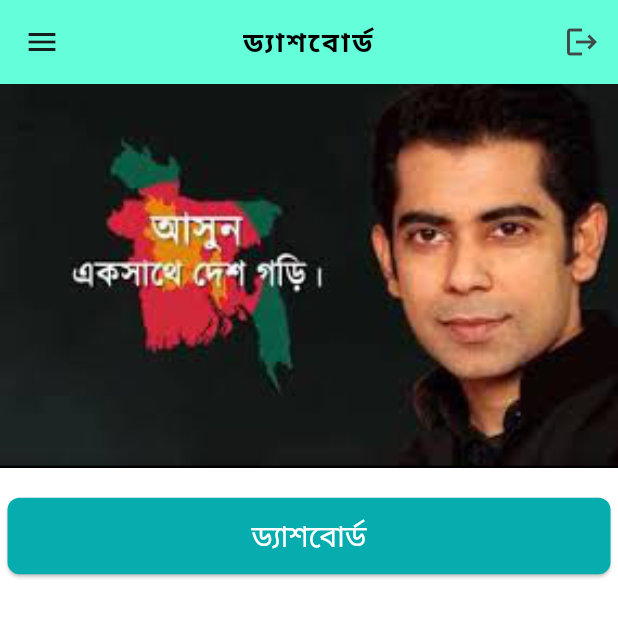
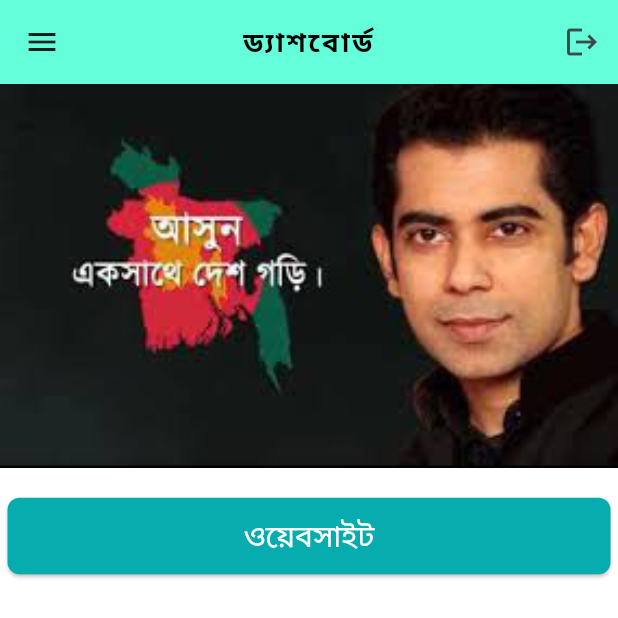
Before and after one commit to pinjor/BJP, a Flutter app: the MemberList screen opened by its route, on a phone screen of 412 x 824 dp, the top half of it. Run offline on Flutter 3.47's test engine with Material 3 defaults, Android fonts, the phone set to English and light mode, and no system bars; our stand-ins replace flutter_svg, pin_code_fields; missing offline and left inert: otp_timer_button.

Commit message:
dashboard name changed to website

```diff
--- a/lib/features/auth/ui/screens/member_list.dart
+++ b/lib/features/auth/ui/screens/member_list.dart
@@ -49,7 +49,7 @@ class _MemberListState extends State<MemberList> {
               onPressed: () {
                 _launchUrl(_url); // Call function properly
               },
-              child: Text('ড্যাশবোর্ড', style: TextStyle(fontSize: 20)),
+              child: Text('ওয়েবসাইট', style: TextStyle(fontSize: 20)),
             ),
           ),
         ],
--- a/lib/features/auth/ui/screens/otp_verification_screen.dart
+++ b/lib/features/auth/ui/screens/otp_verification_screen.dart
@@ -32,7 +32,7 @@ class _OtpVeificationScreenState extends State<OtpVeificationScreen> {
                 //AppLogoWidget(),
                 SizedBox(height: 20),
                 Text(
-                  'আপনার ইমেইল যাচাই করুন',
+                  'আপনার ইমেলে পাঠানো কোডটি লিখুন',
                   style: Theme.of(context).textTheme.titleMedium,
                 ),
                 // Text(
```
